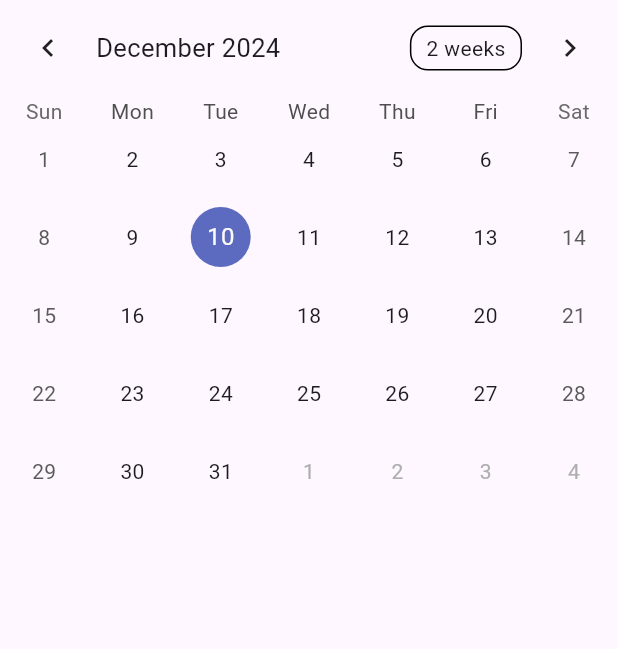
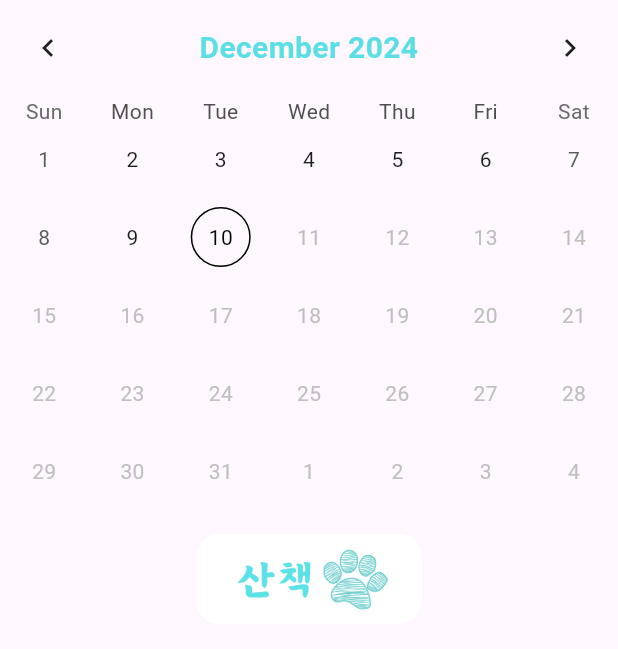
Before and after one commit to jeonghunlee99/Dog-Breed-Identification, a Flutter app: the BuildRecordWidget widget shown alone on an empty page, opened directly with empty values, on a phone screen of 412 x 824 dp. Shown: the top 649 px of the screen. Run offline on Flutter 3.47's test engine with Material 3 defaults, Android fonts, the phone set to English and light mode, and no system bars; drawn by our look-alikes of table_calendar; our stand-ins replace flutter_riverpod, image_picker.

Commit message:
강아지 산책 달력부분 ui 수정및 기능추가

```diff
--- a/lib/widget/dog_walk_record_widget.dart
+++ b/lib/widget/dog_walk_record_widget.dart
@@ -5,12 +5,14 @@ class BuildRecordWidget extends StatelessWidget {
   final DateTime selectedDay;
   final Map<DateTime, List<String>> walkEvents;
   final Function(DateTime, DateTime) onDaySelected;
+  final Function(DateTime) onAddWalkRecord;
 
   const BuildRecordWidget({
     super.key,
     required this.selectedDay,
     required this.walkEvents,
     required this.onDaySelected,
+    required this.onAddWalkRecord,
   });
 
   @override
@@ -27,11 +29,83 @@ class BuildRecordWidget extends StatelessWidget {
             final normalizedDate = DateTime(day.year, day.month, day.day);
             return walkEvents[normalizedDate] ?? [];
           },
+          headerStyle: const HeaderStyle(
+            formatButtonVisible: false,
+            titleCentered: true,
+            titleTextStyle: TextStyle(
+              fontSize: 20,
+              fontWeight: FontWeight.bold,
+              color: Color(0xFF5BDFE5),
+            ),
+          ),
+          calendarStyle: CalendarStyle(
+            selectedDecoration: BoxDecoration(
+              border: Border.all(
+                color: Colors.black,
+                width: 1,
+              ),
+              shape: BoxShape.circle,
+            ),
+            selectedTextStyle: TextStyle(
+              color: Colors.black,
+            ),
+            todayDecoration: BoxDecoration(
+              border: Border.all(
+                color: Colors.grey,
+                width: 1,
+              ),
+              shape: BoxShape.circle,
+            ),
+            todayTextStyle: TextStyle(
+              color: Colors.grey,
+            ),
+            markerDecoration: BoxDecoration(
+              color: Color(0xFF5BDFE5),
+              shape: BoxShape.circle,
+            ),
+          ),
+          enabledDayPredicate: (day) {
+            return day.isBefore(DateTime.now().add(Duration(days: 0)));
+          },  // 오늘 이후에는 날짜 선택 비활성화 시키기
+        ),
+        Padding(
+          padding: const EdgeInsets.all(16.0),
+          child: InkWell(
+            onTap: () {
+              onAddWalkRecord(selectedDay);
+            },
+            child: ClipRRect(
+              borderRadius: BorderRadius.circular(15),
+              child: Image.asset(
+                'asset/dog_walk_add.png',
+                width: 150,
+                height: 60,
+                fit: BoxFit.cover,
+              ),
+            ),
+          ),
         ),
         Expanded(
           child: ListView(
             children: (walkEvents[selectedDay] ?? [])
-                .map((event) => ListTile(title: Text(event)))
+                .map((event) => Card(
+                      margin: const EdgeInsets.symmetric(
+                          vertical: 8, horizontal: 16),
+                      shape: RoundedRectangleBorder(
+                        borderRadius: BorderRadius.circular(15),
+                      ),
+                      elevation: 3,
+                      child: ListTile(
+                        contentPadding: const EdgeInsets.all(16),
+                        title: Text(
+                          event,
+                          style: const TextStyle(
+                            fontSize: 18,
+                            fontWeight: FontWeight.w600,
+                          ),
+                        ),
+                      ),
+                    ))
                 .toList(),
           ),
         ),
```
